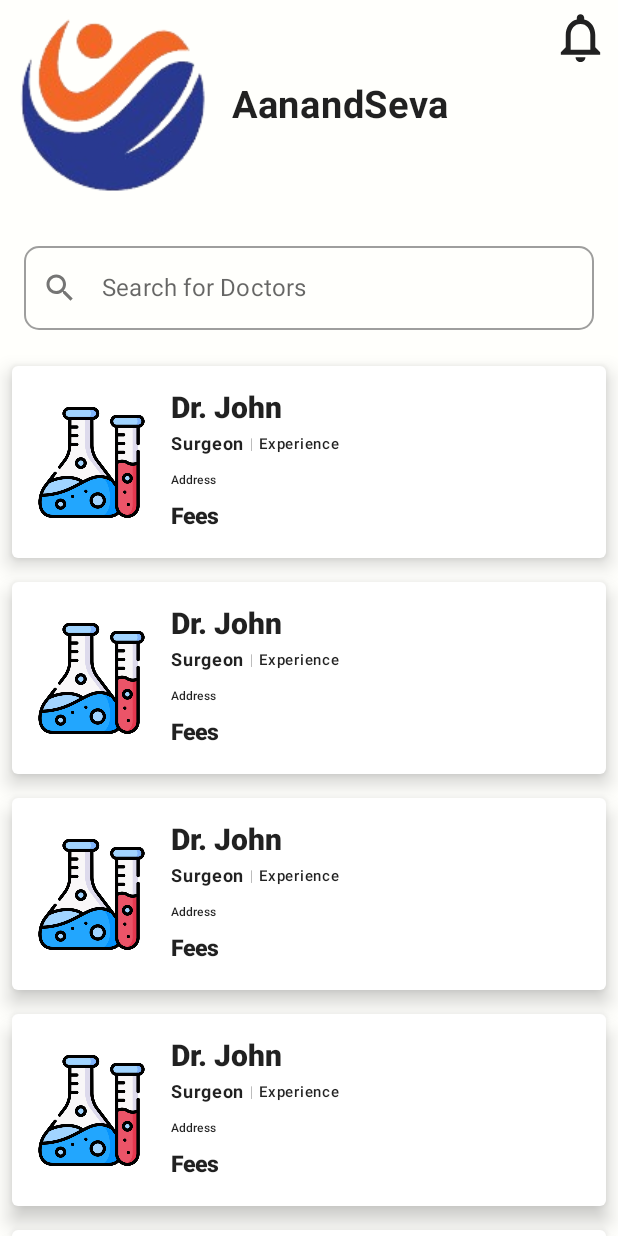
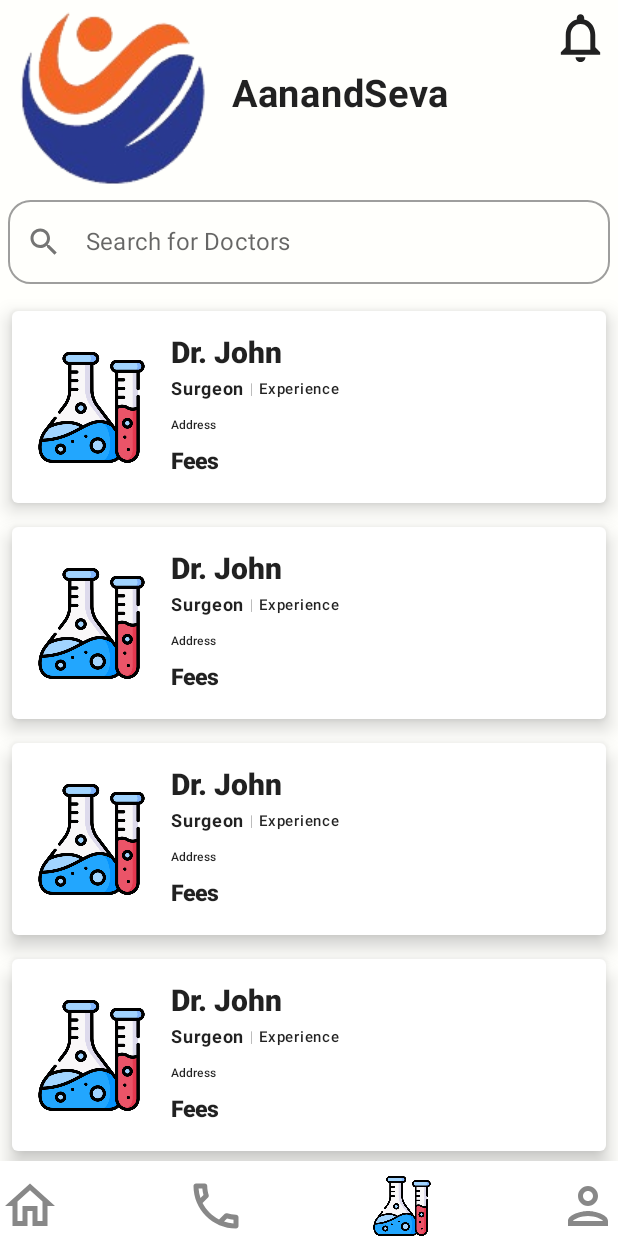
Before and after one commit to supreet-2003/AanandSeva, an Android app built with Jetpack Compose: the HomeScreen screen opened through its navigation route, on a phone screen of 412 x 824 dp. Run offline under Robolectric (Android 15) with nearby library versions, the phone set to English and light mode, and no system bars; our stand-ins replace Compose Multiplatform resources.

Commit message:
home screen changed

```diff
--- a/composeApp/src/commonMain/kotlin/Home_Screen.kt
+++ b/composeApp/src/commonMain/kotlin/Home_Screen.kt
@@ -81,10 +81,13 @@ fun HomeScreen(navController: NavHostController) {
             val searchText = remember { mutableStateOf(TextFieldValue("")) }
             val selectedNav = remember { mutableStateOf(0) }
 
-            Box(modifier = Modifier.fillMaxSize()) {
-                Column {
 
-
+            Scaffold(
+                topBar = {
+                    Column(
+                        modifier = Modifier.fillMaxWidth(),
+                        verticalArrangement = Arrangement.SpaceAround
+                    ){
                     Row(
                         modifier = Modifier.fillMaxWidth(),
                         horizontalArrangement = Arrangement.SpaceBetween
@@ -93,7 +96,7 @@ fun HomeScreen(navController: NavHostController) {
                         Image(
                             painterResource(Res.drawable.logo),
                             contentDescription = null,
-                            modifier = Modifier.padding(10.dp)
+                            modifier = Modifier.padding(top = 5.dp, start = 10.dp, end = 10.dp)
                         )
                         Text(
                             text = "AanandSeva",
@@ -113,13 +116,13 @@ fun HomeScreen(navController: NavHostController) {
                     OutlinedTextField(
                         modifier = Modifier
                             .fillMaxWidth()
-                            .padding(16.dp)
+                            .padding(bottom = 10.dp, start = 5.dp, end = 5.dp)
 //                            .shadow(10.dp)
 //                            .size(50.dp),
                                 ,
                         value = searchText.value,
                         onValueChange = { searchText.value = it },
-                        shape = RoundedCornerShape(10.dp),
+                        shape = RoundedCornerShape(15.dp),
                         label = { Text("Search for Doctors") },
 
                         leadingIcon = {
@@ -142,24 +145,15 @@ fun HomeScreen(navController: NavHostController) {
                         },
 
                         )
-
-
-                    LazyColumn (
-                        modifier = Modifier.fillMaxWidth()
-                    ){
-                        items(10) { index ->
-                            BaseList(index)
-                        }
-                    }
-
-                    //  Bottom Icons
+                }},
+                bottomBar = {
                     Row(
                         modifier = Modifier
                             .fillMaxWidth()
                             .size(50.dp)
                             .background(Color.White),
                         horizontalArrangement = Arrangement.SpaceBetween,
-                        verticalAlignment = Alignment.Bottom,
+                        verticalAlignment = Alignment.Bottom
                     ) {
                         Icon(
                             imageVector = Icons.Outlined.Home,
@@ -193,7 +187,129 @@ fun HomeScreen(navController: NavHostController) {
                     }
 
                 }
+            ){
+                paddingValues ->
+                LazyColumn (
+                        modifier = Modifier,
+                    ){
+                        items(10) { index ->
+                            BaseList(index)
+                        }
+                    }
             }
+
+//            Box(modifier = Modifier.fillMaxSize()) {
+////                Column {
+////
+////
+////                    Row(
+////                        modifier = Modifier.fillMaxWidth(),
+////                        horizontalArrangement = Arrangement.SpaceBetween
+////                    ) {
+////
+////                        Image(
+////                            painterResource(Res.drawable.logo),
+////                            contentDescription = null,
+////                            modifier = Modifier.padding(10.dp)
+////                        )
+////                        Text(
+////                            text = "AanandSeva",
+////                            fontWeight = FontWeight.Bold,
+////                            fontSize = 25.sp,
+////                            modifier = Modifier.padding(5.dp).align(Alignment.CenterVertically)
+////                        )
+////                        Spacer(modifier = Modifier.weight(1f))
+////                        Icon(
+////                            imageVector = Icons.Outlined.Notifications,
+////                            contentDescription = null,
+////                            modifier = Modifier.size(50.dp).padding(vertical = 5.dp)
+////                        )
+////
+////                    }
+////
+////                    OutlinedTextField(
+////                        modifier = Modifier
+////                            .fillMaxWidth()
+////                            .padding(16.dp)
+//////                            .shadow(10.dp)
+//////                            .size(50.dp),
+////                                ,
+////                        value = searchText.value,
+////                        onValueChange = { searchText.value = it },
+////                        shape = RoundedCornerShape(10.dp),
+////                        label = { Text("Search for Doctors") },
+////
+////                        leadingIcon = {
+////                            Icon(
+////                                imageVector = Icons.Default.Search,
+////                                contentDescription = "Search Button"
+////                            )
+////                        },
+////                        trailingIcon = {
+////                            if (searchText.value.text.isNotEmpty()) {
+////                                Icon(
+////                                    imageVector = Icons.Default.Clear,
+////                                    contentDescription = "Clear Button",
+////                                    modifier = Modifier.clickable {
+////                                        searchText.value = TextFieldValue("")
+////                                    }
+////
+////                                )
+////                            }
+////                        },
+////
+////                        )
+////
+////
+////                    LazyColumn (
+////                        modifier = Modifier,
+////                    ){
+////                        items(10) { index ->
+////                            BaseList(index)
+////                        }
+////                    }
+////                    //  Bottom Icons
+////                    Row(
+////                        modifier = Modifier
+////                            .fillMaxWidth()
+////                            .size(50.dp)
+////                            .background(Color.White),
+////                        horizontalArrangement = Arrangement.SpaceBetween,
+////                        verticalAlignment = Alignment.Bottom
+////                    ) {
+////                        Icon(
+////                            imageVector = Icons.Outlined.Home,
+////                            contentDescription = null,
+////                            modifier = Modifier.size(40.dp).clickable(onClick = {
+////                                selectedNav.value = 1
+////                            }),
+////                            tint = Color.Gray
+////                        )
+////                        Icon(
+////                            imageVector = Icons.Outlined.Phone,
+////                            contentDescription = null,
+////                            tint = Color.Gray,
+////                            modifier = Modifier.size(40.dp).clickable(onClick = {})
+////                        )
+////                        Image(
+////                            painterResource(Res.drawable.flask),
+////                            contentDescription = "Lab Test",
+////                            modifier = Modifier.size(40.dp)
+////                                .clickable(
+////                                    onClick = { navController.navigate("screen3") })
+////                        )
+////                        Icon(
+////                            imageVector = Icons.Outlined.Person,
+////                            contentDescription = null,
+////                            tint = Color.Gray,
+////                            modifier = Modifier.size(40.dp).clickable(onClick = {})
+////                        )
+////
+////
+////                    }
+////
+////                }
+////            }
         }
     }
 }
--- /dev/null
+++ b/composeApp/src/commonMain/kotlin/SHomeScreen.kt
@@ -0,0 +1,12 @@
+import androidx.compose.material.MaterialTheme
+import androidx.compose.material.lightColors
+import androidx.compose.runtime.Composable
+import androidx.navigation.NavHostController
+
+@Composable
+fun HomeScreen1 (navController: NavHostController){
+    MaterialTheme(){
+
+    }
+
+}
--- a/composeApp/src/commonMain/kotlin/UserDetails.kt
+++ b/composeApp/src/commonMain/kotlin/UserDetails.kt
@@ -48,11 +48,13 @@ fun UserDetails(navController: NavHostController) {
                 Spacer(modifier = Modifier.padding(30.dp))
                 OutlinedTextField(value = username,
                     colors =TextFieldDefaults.outlinedTextFieldColors(
+
                     )
                     ,onValueChange = {
                     username = it
                 }, label = { Text(text = "Username") }, modifier = Modifier.align(Alignment.CenterHorizontally))
                 OutlinedTextField(value = age, onValueChange = {
+
                     age = it
                 }, label = { Text(text = "Age") },modifier = Modifier.align(Alignment.CenterHorizontally))
                 OutlinedTextField(value = bloodgrp, onValueChange = {
```
